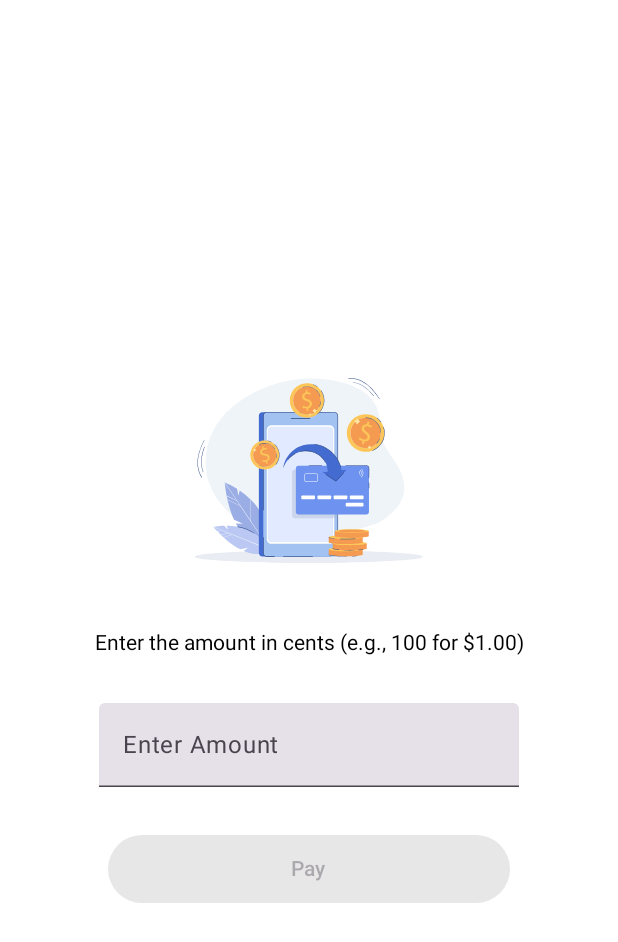
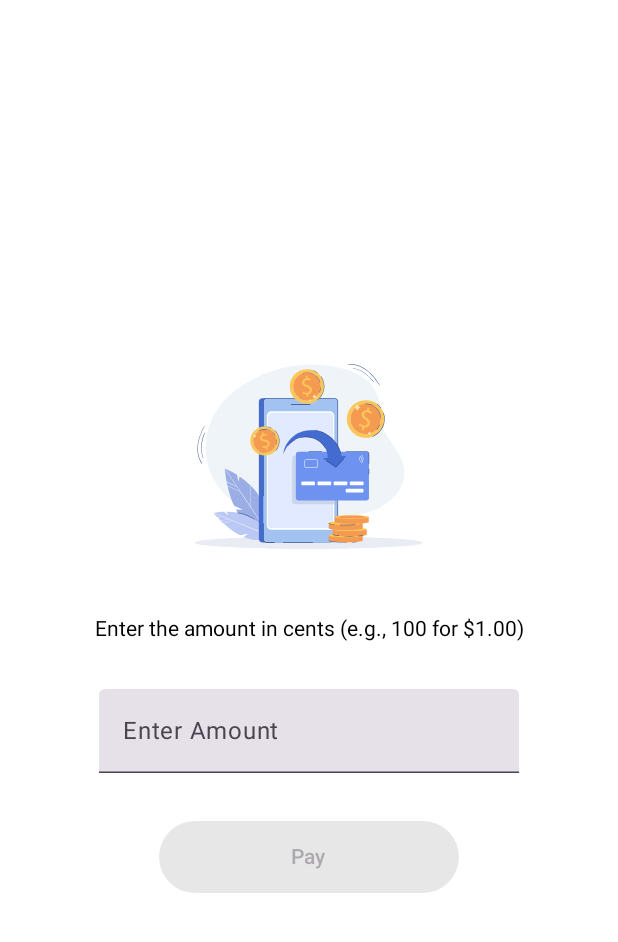
Before and after one commit to asvitzer/StreetSwipe, an Android app built with Jetpack Compose: the @Preview function PaymentRequestScreenPreview, on a phone screen of 412 x 824 dp. Shown: the top 942 px of the screen. Run offline under Robolectric (Android 15) with nearby library versions, the phone set to English and light mode, and no system bars.

Commit message:
Adding scroll and button tweaks

```diff
--- a/app/src/main/java/com/asvitzer/streetswipe/ui/screen/LoadingScreen.kt
+++ b/app/src/main/java/com/asvitzer/streetswipe/ui/screen/LoadingScreen.kt
@@ -11,7 +11,6 @@ import androidx.compose.runtime.getValue
 import androidx.compose.ui.Alignment
 import androidx.compose.ui.Modifier
 import androidx.compose.ui.graphics.Color
-import androidx.hilt.navigation.compose.hiltViewModel
 import androidx.navigation.NavHostController
 import com.asvitzer.streetswipe.nav.Loading
 import com.asvitzer.streetswipe.nav.Request
--- a/app/src/main/java/com/asvitzer/streetswipe/ui/screen/PaymentRequestScreen.kt
+++ b/app/src/main/java/com/asvitzer/streetswipe/ui/screen/PaymentRequestScreen.kt
@@ -10,6 +10,10 @@ import androidx.compose.foundation.layout.fillMaxWidth
 import androidx.compose.foundation.layout.height
 import androidx.compose.foundation.layout.padding
 import androidx.compose.foundation.layout.size
+import androidx.compose.foundation.layout.width
+import androidx.compose.foundation.rememberScrollState
+import androidx.compose.foundation.text.KeyboardOptions
+import androidx.compose.foundation.verticalScroll
 import androidx.compose.material3.Button
 import androidx.compose.material3.CircularProgressIndicator
 import androidx.compose.material3.Text
@@ -26,6 +30,7 @@ import androidx.compose.ui.Modifier
 import androidx.compose.ui.graphics.Color
 import androidx.compose.ui.platform.LocalContext
 import androidx.compose.ui.res.painterResource
+import androidx.compose.ui.text.input.KeyboardType
 import androidx.compose.ui.tooling.preview.Preview
 import androidx.compose.ui.unit.dp
 import androidx.hilt.navigation.compose.hiltViewModel
@@ -56,7 +61,7 @@ fun PaymentRequestScreen(
 @Composable
 private fun PaymentRequestComponent(isLoading: Boolean, onSubmitAmount: (Long) -> Unit) {
     Column(
-        modifier = Modifier.fillMaxSize().background(Color.White),
+        modifier = Modifier.fillMaxSize().background(Color.White).verticalScroll(rememberScrollState()),
         horizontalAlignment = Alignment.CenterHorizontally,
         verticalArrangement = Arrangement.Center,
     ) {
@@ -88,6 +93,7 @@ private fun PaymentRequestComponent(isLoading: Boolean, onSubmitAmount: (Long) -
                 amount = filteredValue
             },
             label = { Text("Enter Amount") },
+            keyboardOptions = KeyboardOptions(keyboardType = KeyboardType.Number),
             modifier = Modifier.padding(16.dp)
         )
 
@@ -98,9 +104,9 @@ private fun PaymentRequestComponent(isLoading: Boolean, onSubmitAmount: (Long) -
                 val long = amount.toLongOrNull()
                 onSubmitAmount(long ?: 0) },
             modifier = Modifier
-                .padding(start = 72.dp, end = 72.dp, top = 16.dp)
-                .fillMaxWidth()
-                .height(45.dp),
+                .padding(start = 72.dp, end = 72.dp, top = 16.dp, bottom = 16.dp)
+                .width(200.dp)
+                .height(48.dp),
             enabled = isButtonEnabled
         ) {
             if (isLoading) {
```
